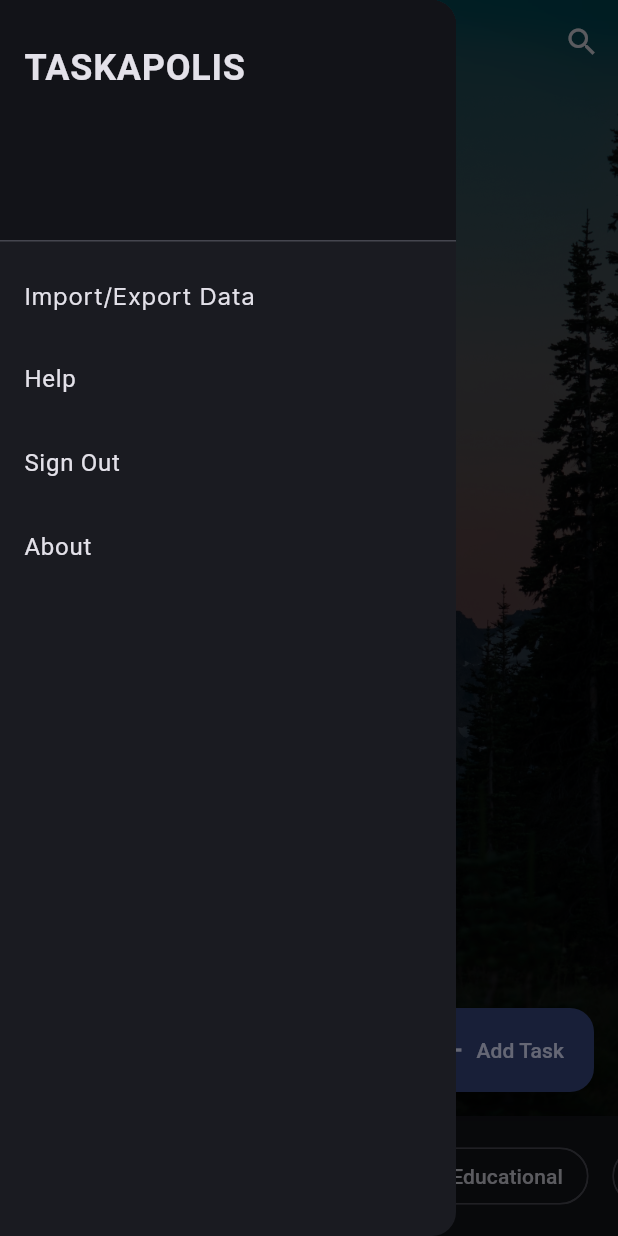
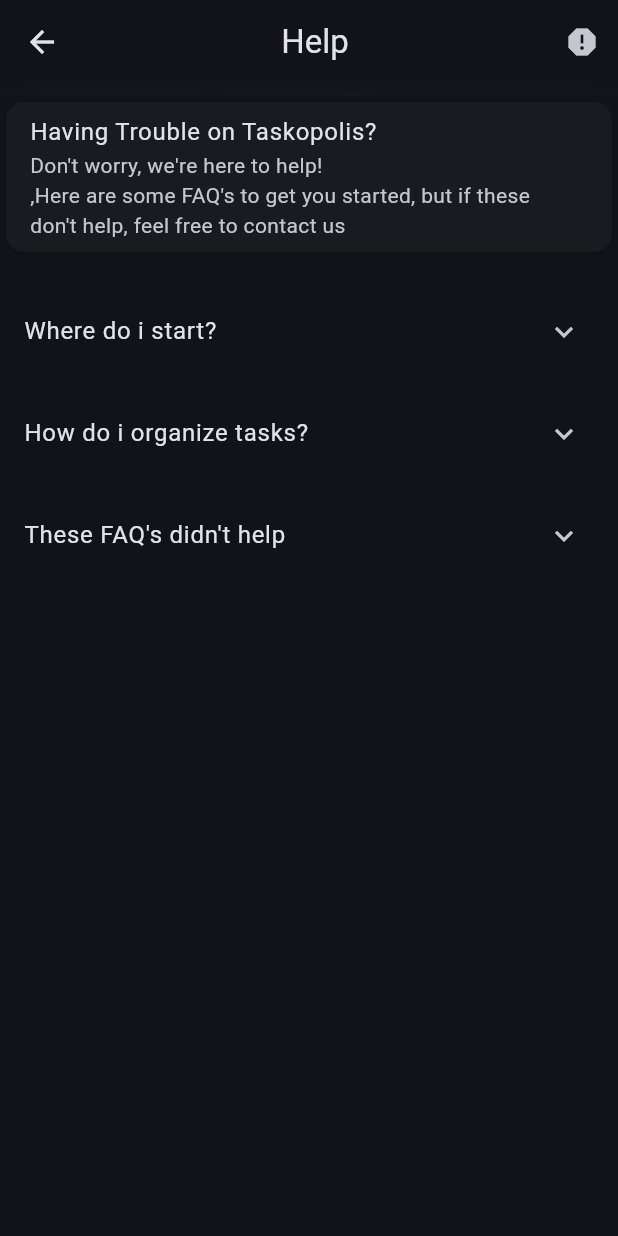
Before and after one commit to indezah/taskapolis, a Flutter app: the screen it shows once a user with an empty profile is signed in, in the side drawer, after a tap on "Help", on a phone screen of 412 x 824 dp. Run offline on Flutter 3.47's test engine with Material 2 defaults, Android fonts, the phone set to English and light mode, and no system bars; our stand-ins replace cloud_firestore, csv, datetime_picker_formfield, file_picker, firebase_auth, firebase_core and 3 more; accounts and stored records are empty; Roboto replaces fonts that are missing (Space Grotesk, SpaceGrotesk).

Commit message:
Updates to Help page

```diff
--- /dev/null
+++ b/lib/pages/help.dart
@@ -0,0 +1,107 @@
+import 'dart:ui';
+import 'package:flutter/material.dart';
+import 'package:gap/gap.dart';
+
+
+class HelpPage extends StatefulWidget {
+  const HelpPage({Key? key}) : super(key: key);
+
+  @override
+  State<HelpPage> createState() => _HelpPageState();
+}
+
+class _HelpPageState extends State<HelpPage> {
+  @override
+  Widget build(BuildContext context) {
+    return Scaffold(
+      extendBodyBehindAppBar: true,
+      appBar: PreferredSize(
+        preferredSize: Size(MediaQuery.of(context).size.width, 64),
+        child: Container(
+          child: ClipRRect(
+              child: BackdropFilter(
+            filter: ImageFilter.blur(sigmaX: 10, sigmaY: 10),
+            child: AppBar(
+              // transparent
+              backgroundColor: Colors.transparent,
+              title: Center(
+                child: Text('Help',
+                    style: TextStyle(
+                      color: Theme.of(context).colorScheme.onBackground,
+                    )),
+              ),
+              actions: <Widget>[
+                IconButton(
+                  icon: const Icon(Icons.report),
+                  onPressed: () {
+                    // Implement search functionality here
+                  },
+                ),
+              ],
+            ),
+          )),
+        ),
+      ),
+      body: SafeArea(
+        child: ListView(
+          children: const <Widget>[
+            Card(
+              child: ListTile(
+                title: Text('Having Trouble on Taskopolis?'),
+                subtitle: Text(
+                  "Don't worry, we're here to help!\n,"
+                  "Here are some FAQ's to get you started, but if these don't help, feel free to contact us",
+                ),
+              ),
+            ),
+            Gap(20),
+            ExpansionTile(
+              title: Text('Where do i start?'),
+              children: <Widget>[
+                Padding(
+                  padding: EdgeInsets.all(8.0),
+                  child: Text(
+                    'To get started with Taskopolis, follow these simple steps:\n'
+                    '1. Download and install the Taskopolis app from your device\'s app store.\n'
+                    '2. Create an account or log in if you already have one.\n'
+                    '3. Once logged in, you\'ll have access to your personalized to-do list.',
+                    style: TextStyle(fontSize: 16),
+                  ),
+                ),
+              ],
+            ),
+            Gap(10),
+            ExpansionTile(
+              title: Text('How do i organize tasks?'),
+              children: <Widget>[
+                Padding(
+                  padding: EdgeInsets.all(8.0),
+                  child: Text(
+                    "Taskopolis offers various ways to keep your tasks organized:\n"
+                    "Create categories or lists to group related tasks together.\n"
+                    "Assign labels to tasks for easy identification.\n"
+                    "Use drag-and-drop to rearrange your tasks as needed.",
+                    style: TextStyle(fontSize: 16),
+                  ),
+                ),
+              ],
+            ),
+            Gap(10),
+            ExpansionTile(
+              title: Text("These FAQ's didn't help"),
+              children: <Widget>[
+                Padding(
+                  padding: EdgeInsets.all(8.0),
+                  child: Text(
+                    "If you encounter any issues, check out our troubleshooting section for solutions to common problems. If you need further assistance, don't hesitate to contact our support team at support@taskopolis.com.",
+                    style: TextStyle(fontSize: 16),
+                  ),
+                ),
+              ],
+            ),
+          ],
+        ),
+      ),
+    );
+  }
+}
--- a/lib/pages/home.dart
+++ b/lib/pages/home.dart
@@ -12,6 +12,7 @@
 import 'package:taskapolis/pages/auth.dart';
 
 import 'package:taskapolis/pages/editTask.dart';
+import 'package:taskapolis/pages/help.dart';
 import 'package:taskapolis/pages/search.dart';
 import 'package:taskapolis/pages/signin.dart';
 
@@ -140,10 +141,9 @@
             ListTile(
               title: const Text('Help'),
               onTap: () {
-                // Update the state of the app
-                // ...
-                // Then close the drawer
-                // Navigator.pop(context);
+                Navigator.push(context,
+                MaterialPageRoute(builder: (context) => HelpPage()),
+                );
               },
             ),
             ListTile(
--- a/pubspec.yaml
+++ b/pubspec.yaml
@@ -31,6 +31,8 @@
   flutter:
     sdk: flutter
   datetime_picker_formfield: ^2.0.0
+  url_launcher: ^6.0.12
+  flutter_linkify: ^5.0.2
 
 
   # The following adds the Cupertino Icons font to your application.
@@ -47,6 +49,7 @@
   csv: ^5.0.2
   permission_handler: ^11.0.0
   shared_preferences: ^2.2.1
+  gap: ^3.0.1
 
 dev_dependencies:
   flutter_test:
```
Also changed, not shown: pubspec.lock, 11 other files.
